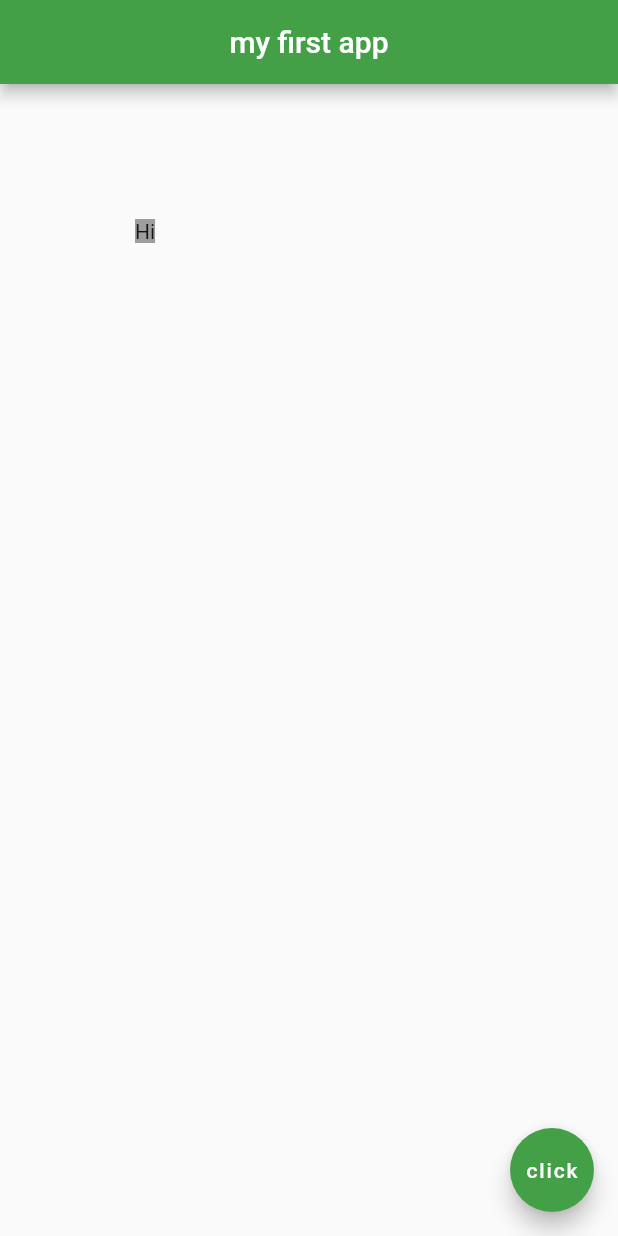
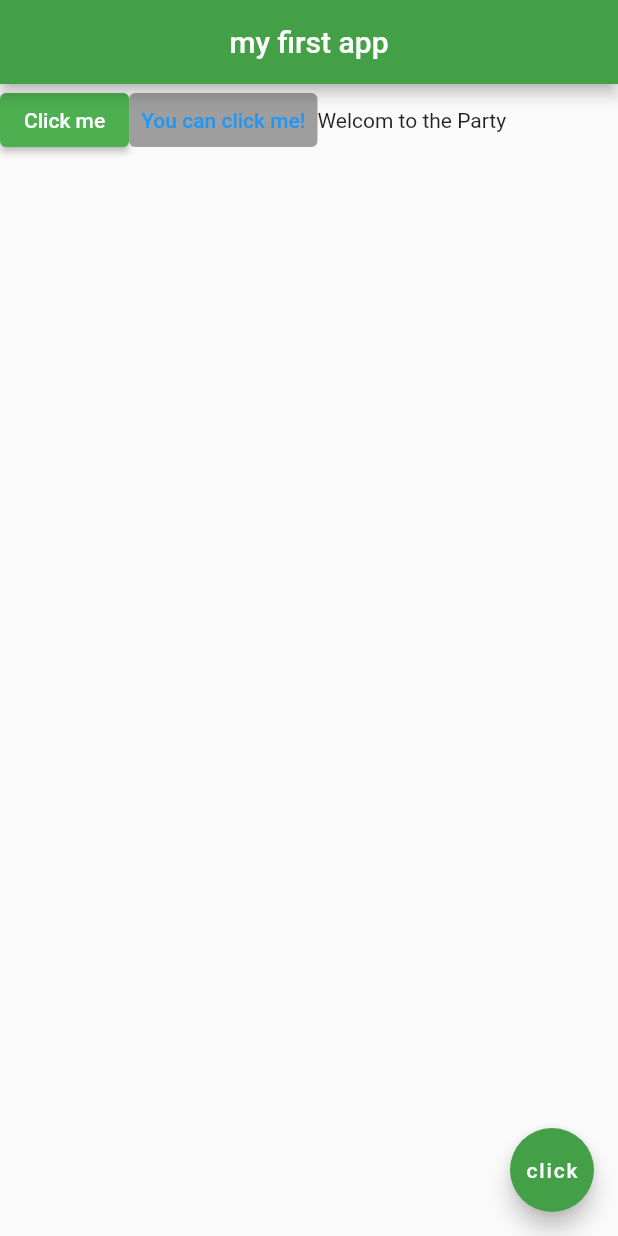
Before and after one commit to PasinduManeka/myapp, a Flutter app: the screen it shows after launch, on a phone screen of 412 x 824 dp. Run offline on Flutter 3.47's test engine with Material 2 defaults, Android fonts, the phone set to English and light mode, and no system bars.

Commit message:
Added three widgets inside the row.

```diff
--- a/lib/main.dart
+++ b/lib/main.dart
@@ -20,12 +20,30 @@ class Home extends StatelessWidget {
         centerTitle: true,
         backgroundColor: Colors.green[600],
       ),
-      body: Padding(
-        padding: EdgeInsets.all(90.0),
-        child: Container(
-          child:Text('Hi'),
-          color: Colors.grey,
-        ),
+      body: Row(
+        children: <Widget>[
+          Container(
+            child:ElevatedButton(
+              onPressed: (){},
+              child: Text('Click me'),
+              style: ElevatedButton.styleFrom(
+                primary: Colors.green
+              ),
+            )
+          ),
+          Container(
+            child: TextButton(
+              onPressed: (){},
+              child: Text('You can click me!'),
+              style: TextButton.styleFrom(
+                backgroundColor: Colors.grey,
+              ),
+            ),
+          ),
+          Container(
+            child: Text('Welcom to the Party'),
+          )
+        ],
       ),
       floatingActionButton: FloatingActionButton(
         onPressed: () {  },
```
